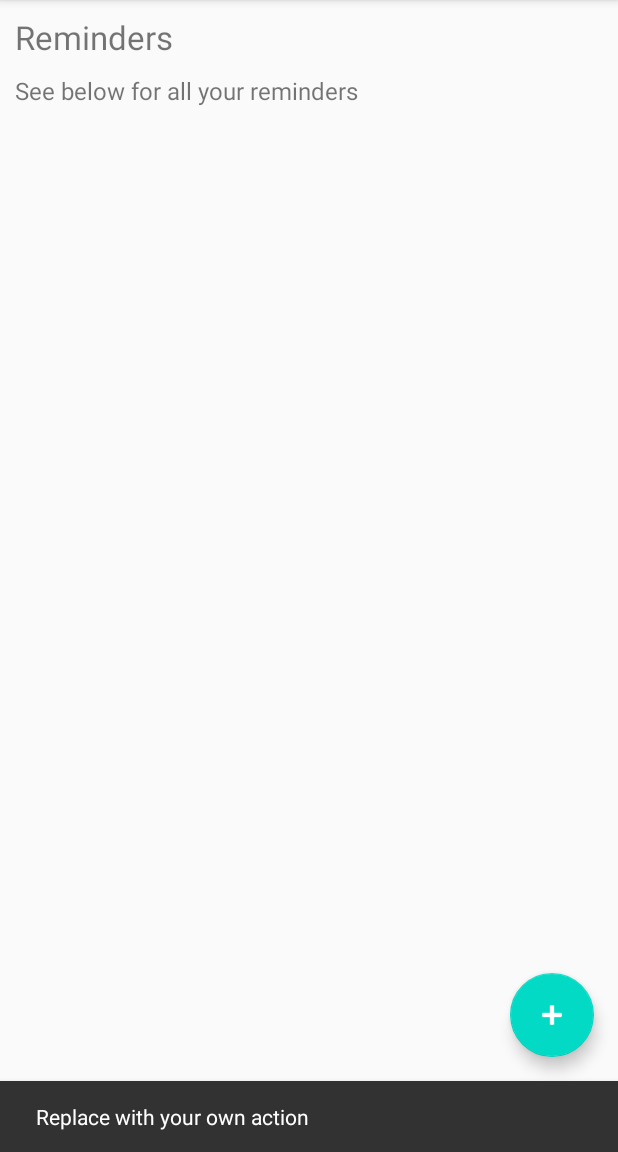
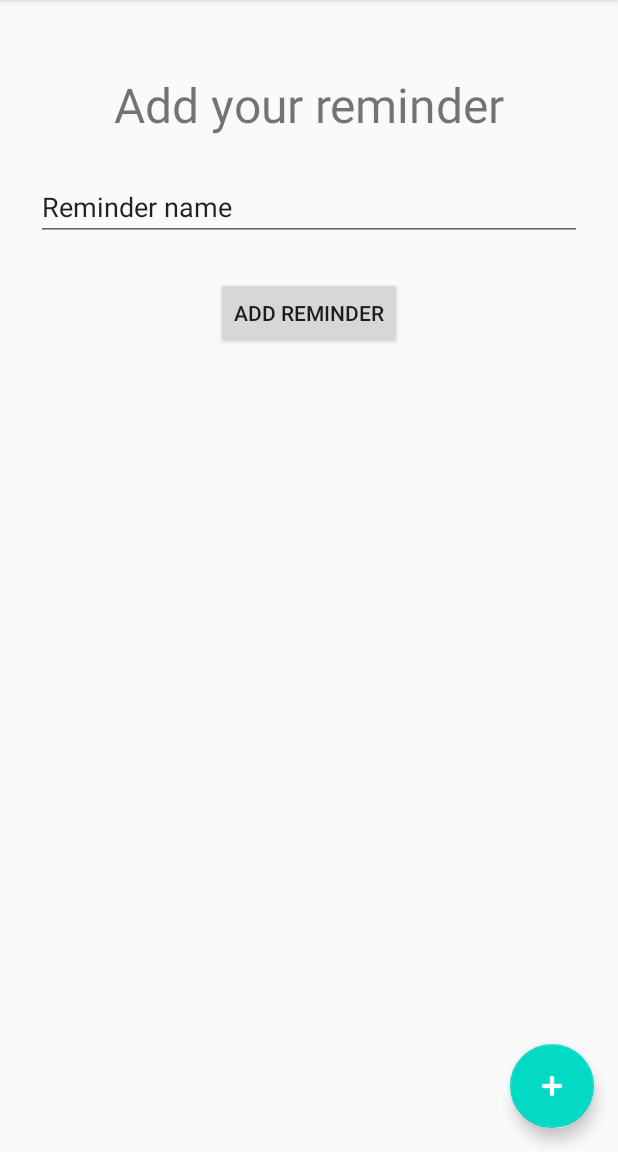
Before and after one commit to KoningSanderPander/MadLevel3Example, an Android app: the screen it shows after launch (MainActivity), after a tap on an icon or button, on a phone screen of 412 x 824 dp, the part 84-1236 px from its top. Run offline under Robolectric (Android 15) with nearby library versions, the phone set to English and light mode, and no system bars.

Commit message:
navigation in MainActivity.kt

```diff
--- a/app/src/main/java/nl/svdoetelaar/madlevel3example/MainActivity.kt
+++ b/app/src/main/java/nl/svdoetelaar/madlevel3example/MainActivity.kt
@@ -6,8 +6,14 @@ import com.google.android.material.snackbar.Snackbar
 import androidx.appcompat.app.AppCompatActivity
 import android.view.Menu
 import android.view.MenuItem
+import android.view.WindowInsetsAnimationController
+import androidx.navigation.NavController
+import androidx.navigation.findNavController
+import kotlinx.android.synthetic.main.activity_main.*
 
 class MainActivity : AppCompatActivity() {
+
+    private lateinit var navController: NavController
 
     override fun onCreate(savedInstanceState: Bundle?) {
         super.onCreate(savedInstanceState)
@@ -16,7 +22,15 @@ class MainActivity : AppCompatActivity() {
 
         findViewById<FloatingActionButton>(R.id.fab).setOnClickListener { view ->
             Snackbar.make(view, "Replace with your own action", Snackbar.LENGTH_LONG)
-                    .setAction("Action", null).show()
+                .setAction("Action", null).show()
+        }
+
+        navController = findNavController(R.id.nav_host_fragment)
+
+        fab.setOnClickListener{
+            navController.navigate(
+                R.id.action_remindersFragment_to_addReminderFragment
+            )
         }
     }
 
--- a/app/src/main/res/layout/reminders_fragment.xml
+++ b/app/src/main/res/layout/reminders_fragment.xml
@@ -32,4 +32,5 @@
         android:layout_height="wrap_content"
         app:layout_constraintStart_toStartOf="parent"
         app:layout_constraintTop_toBottomOf="@+id/textView2" />
+
 </androidx.constraintlayout.widget.ConstraintLayout>
```
